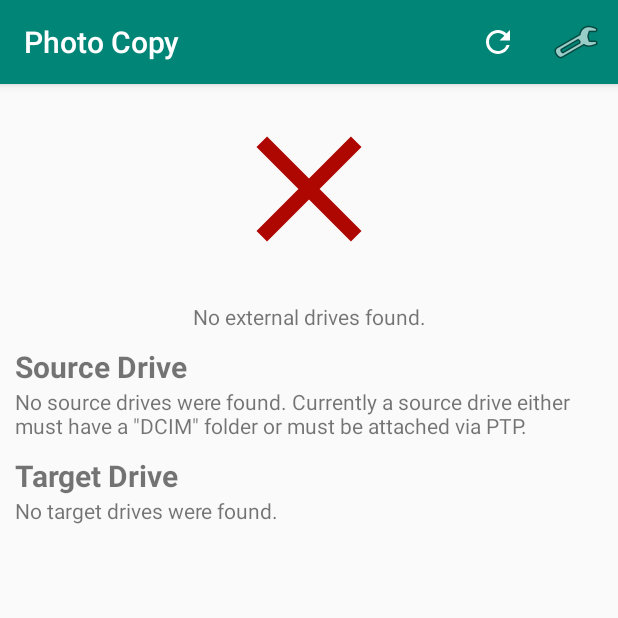
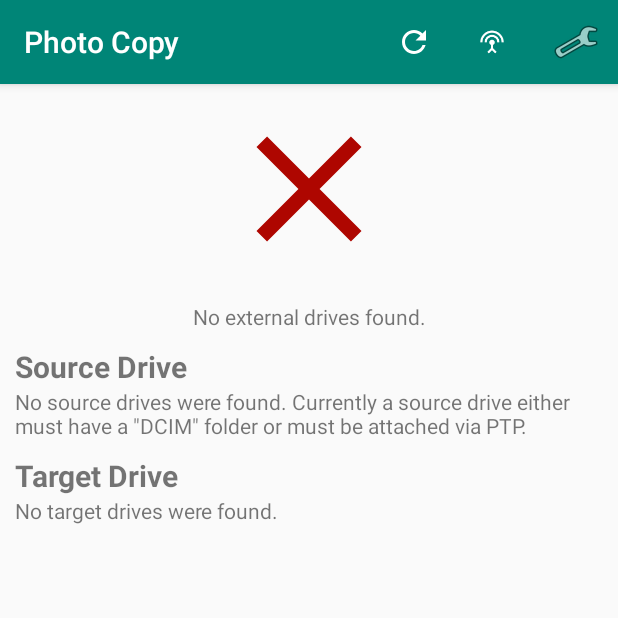
Before and after one commit to klassm/android_photo_backup, an Android app: the screen it shows after launch (MainActivity), on a phone screen of 412 x 824 dp, the top half of it. Run offline under Robolectric (Android 15) with nearby library versions, the phone set to English and light mode, and no system bars; our stand-ins replace Room's generated code; libraries missing offline, so code that uses them is left out: arrow.core, arrow.core.extensions; plain views replace CircularProgressButton; 2 statements that could not run were skipped.

Commit message:
Add a link to the wifi settings

```diff
--- a/app/src/main/java/li/klass/photo_copy/MainActivity.kt
+++ b/app/src/main/java/li/klass/photo_copy/MainActivity.kt
@@ -3,6 +3,7 @@ package li.klass.photo_copy
 import android.Manifest
 import android.content.Intent
 import android.os.Bundle
+import android.provider.Settings
 import android.view.Menu
 import android.view.MenuItem
 import androidx.appcompat.app.AppCompatActivity
@@ -50,6 +51,10 @@ class MainActivity : AppCompatActivity() {
             startActivity(Intent(this, SettingsActivity::class.java))
             return true
         }
+        if (item.itemId == R.id.action_openwifisettings) {
+            startActivity(Intent(Settings.ACTION_WIFI_SETTINGS));
+            return true
+        }
         return super.onOptionsItemSelected(item)
     }
 }
--- a/app/src/main/res/menu/main_menu.xml
+++ b/app/src/main/res/menu/main_menu.xml
@@ -9,6 +9,12 @@
         android:title="@string/refresh"
         app:showAsAction="ifRoom" />
     <item
+        android:id="@+id/action_openwifisettings"
+        android:icon="@drawable/ic_settings_input_antenna"
+        android:orderInCategory="1"
+        android:title="@string/wifi_settings"
+        app:showAsAction="ifRoom" />
+    <item
         android:id="@+id/action_settings"
         android:icon="@android:drawable/ic_menu_preferences"
         android:orderInCategory="2"
--- a/app/src/main/res/values/strings.xml
+++ b/app/src/main/res/values/strings.xml
@@ -40,4 +40,5 @@
     <string name="external_drive_access_content">The app needs access to SD-Cards to check what to copy. Please grant access on the following dialog(s).</string>
     <string name="ok">OK</string>
     <string name="copy_transfer_list_only">Copy transfer list only</string>
+    <string name="wifi_settings">WiFi Settings</string>
 </resources>
```
Also changed, not shown: app/src/main/res/drawable-hdpi/ic_settings_input_antenna.png (added), app/src/main/res/drawable-mdpi/ic_settings_input_antenna.png (added), app/src/main/res/drawable-xhdpi/ic_settings_input_antenna.png (added), app/src/main/res/drawable-xxhdpi/ic_settings_input_antenna.png (added), app/src/main/res/drawable-xxxhdpi/ic_settings_input_antenna.png (added).
